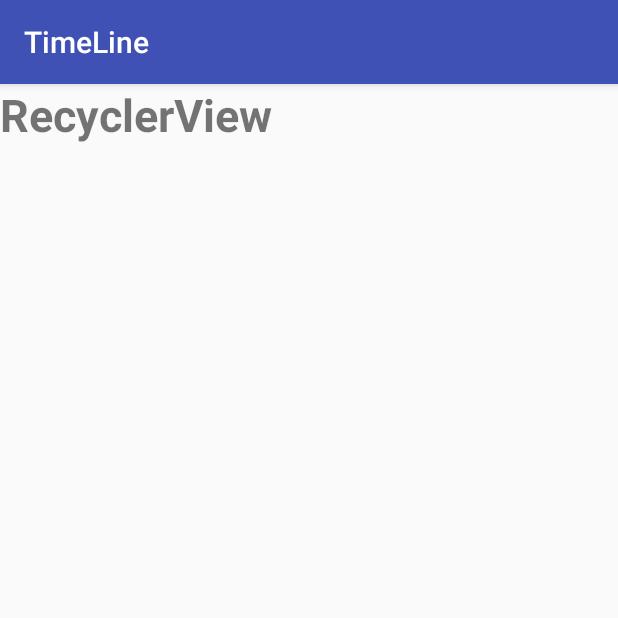
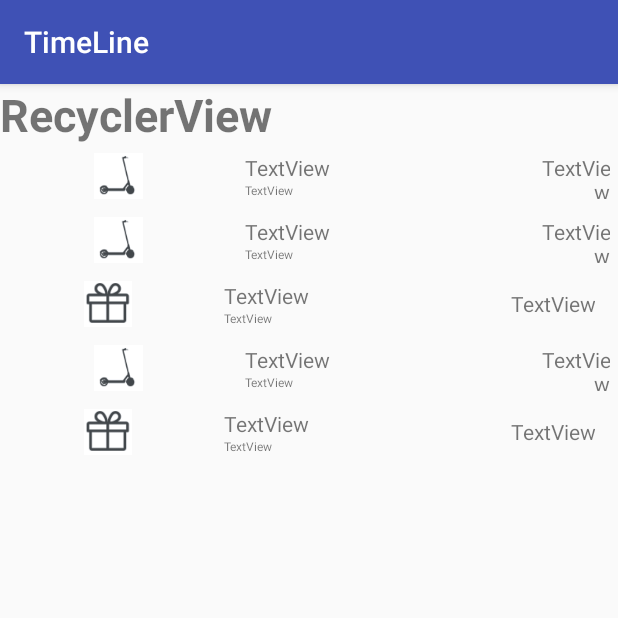
Before and after one commit to RodrigoPulidoG/Recycler_TimeLine, an Android app: the screen it shows after launch (MainActivity), on a phone screen of 412 x 824 dp, the top half of it. Run offline under Robolectric (Android 15) with nearby library versions, the phone set to English and light mode, and no system bars; 6 statements that could not run were skipped.

```diff
--- /dev/null
+++ b/TimeLine/app/src/main/java/com/example/rodpro/timeline/AdaptadorTimeLine.java
@@ -0,0 +1,64 @@
+package com.example.rodpro.timeline;
+
+import android.support.annotation.NonNull;
+import android.support.v7.widget.RecyclerView;
+import android.view.LayoutInflater;
+import android.view.View;
+import android.view.ViewGroup;
+import android.widget.EditText;
+import android.widget.ImageView;
+import android.widget.TextView;
+
+import java.util.ArrayList;
+
+/**
+ * Created by RodPro on 22/2/2019.
+ */
+
+public class AdaptadorTimeLine extends RecyclerView.Adapter<AdaptadorTimeLine.ViewHolderTimeLine>{
+
+    ArrayList<EventTimeLine> eventos;
+
+
+
+    public AdaptadorTimeLine(ArrayList<EventTimeLine> eventos) {
+
+        this.eventos = eventos;
+    }
+
+    @NonNull
+    @Override
+    public ViewHolderTimeLine onCreateViewHolder(@NonNull ViewGroup parent, int viewType) {
+        View view = LayoutInflater.from(parent.getContext()).inflate(R.layout.item_list_time_line,null,false);
+        return new ViewHolderTimeLine(view);
+    }
+
+    @Override
+    public void onBindViewHolder(@NonNull ViewHolderTimeLine holder, int position) {
+        holder.time.setText(eventos.get(position).getTime());
+        holder.date.setText(eventos.get(position).getDate());
+        holder.edn.setText(eventos.get(position).getEdn());
+        holder.imagenIcon.setImageResource(eventos.get(position).getIcon());
+
+    }
+
+    @Override
+    public int getItemCount() {
+
+        return eventos.size();
+    }
+
+    public class ViewHolderTimeLine extends RecyclerView.ViewHolder {
+
+        ImageView imagenIcon;
+        TextView time,date,edn;
+
+        public ViewHolderTimeLine(View itemView) {
+            super(itemView);
+            imagenIcon = (ImageView)itemView.findViewById(R.id.idImage);
+            time = (EditText)itemView.findViewById(R.id.textTime);
+            date = (EditText)itemView.findViewById(R.id.textDate);
+            edn = (EditText)itemView.findViewById(R.id.textEdn);
+        }
+    }
+}
--- a/TimeLine/app/src/main/java/com/example/rodpro/timeline/EventTimeLine.java
+++ b/TimeLine/app/src/main/java/com/example/rodpro/timeline/EventTimeLine.java
@@ -5,4 +5,51 @@ package com.example.rodpro.timeline;
  */
 
 public class EventTimeLine {
+
+    private int icon;
+    private  String time, date, edn;
+
+    public EventTimeLine(){
+
+    }
+
+
+    public EventTimeLine(int icon, String time, String date, String edn) {
+        this.icon = icon;
+        this.time = time;
+        this.date = date;
+        this.edn = edn;
+    }
+
+    public int getIcon() {
+        return icon;
+    }
+
+    public void setIcon(int icon) {
+        this.icon = icon;
+    }
+
+    public String getTime() {
+        return time;
+    }
+
+    public void setTime(String time) {
+        this.time = time;
+    }
+
+    public String getDate() {
+        return date;
+    }
+
+    public void setDate(String date) {
+        this.date = date;
+    }
+
+    public String getEdn() {
+        return edn;
+    }
+
+    public void setEdn(String edn) {
+        this.edn = edn;
+    }
 }
--- a/TimeLine/app/src/main/java/com/example/rodpro/timeline/MainActivity.java
+++ b/TimeLine/app/src/main/java/com/example/rodpro/timeline/MainActivity.java
@@ -2,12 +2,39 @@ package com.example.rodpro.timeline;
 
 import android.support.v7.app.AppCompatActivity;
 import android.os.Bundle;
+import android.support.v7.widget.LinearLayoutManager;
+import android.support.v7.widget.RecyclerView;
+
+import java.util.ArrayList;
 
 public class MainActivity extends AppCompatActivity {
+
+    ArrayList<EventTimeLine> listaEventos;
+    RecyclerView recyclerEventos;
 
     @Override
     protected void onCreate(Bundle savedInstanceState) {
         super.onCreate(savedInstanceState);
         setContentView(R.layout.activity_main);
+
+        listaEventos = new ArrayList<>();
+        recyclerEventos = (RecyclerView) findViewById(R.id.recyclerId);
+        recyclerEventos.setLayoutManager(new LinearLayoutManager(this));
+
+        llenarListaEventos ();
+
+        AdaptadorTimeLine adapter = new AdaptadorTimeLine(listaEventos);
+        recyclerEventos.setAdapter(adapter);
     }
+
+    private void llenarListaEventos() {
+        listaEventos.add(new EventTimeLine(R.drawable.mono_patin,"20 minutes ride","8th Junary","-10 000 COP"));
+        listaEventos.add(new EventTimeLine(R.drawable.mono_patin,"15 minutes ride","8th Junary","-7 EDN"));
+        listaEventos.add(new EventTimeLine(R.drawable.regalo,"Offer completed","7th Junary","+10 EDN"));
+        listaEventos.add(new EventTimeLine(R.drawable.mono_patin,"10 minutes ride","th Junary","-5 EDN"));
+        listaEventos.add(new EventTimeLine(R.drawable.regalo,"Offer completed","7th Junary","+3 EDN"));
+
+    }
+
+
 }
```
Also changed, not shown: TimeLine/app/src/main/res/drawable/mono_patin.PNG (added), TimeLine/app/src/main/res/drawable/regalo.PNG (added).
